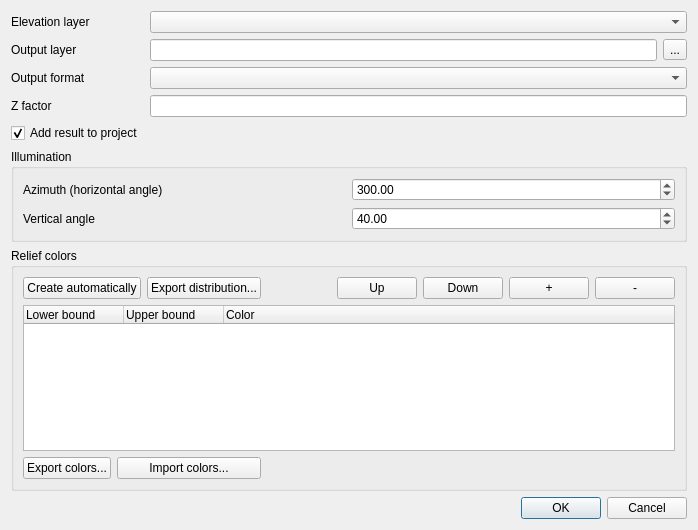
qgis/QGIS, file src/plugins/raster_terrain_analysis/qgsrasterterrainanalysisdialogbase.ui: the form before one commit.
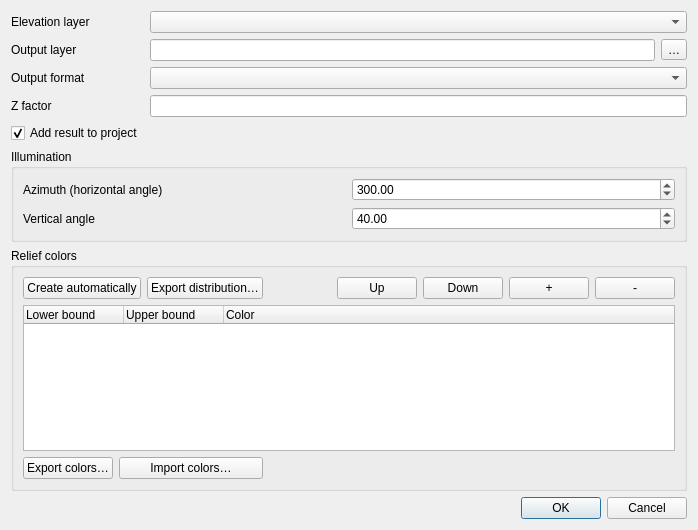
The form after the commit.

```diff
--- a/src/plugins/raster_terrain_analysis/qgsrasterterrainanalysisdialogbase.ui
+++ b/src/plugins/raster_terrain_analysis/qgsrasterterrainanalysisdialogbase.ui
@@ -37,7 +37,7 @@
    <item row="1" column="2">
     <widget class="QToolButton" name="mOutputLayerToolButton">
      <property name="text">
-      <string>...</string>
+      <string>…</string>
      </property>
     </widget>
    </item>
@@ -130,7 +130,7 @@
       <item row="0" column="2">
        <widget class="QPushButton" name="mExportToCsvButton">
         <property name="text">
-         <string>Export distribution...</string>
+         <string>Export distribution…</string>
         </property>
        </widget>
       </item>
@@ -197,14 +197,14 @@
       <item row="2" column="0">
        <widget class="QPushButton" name="mExportColorsButton">
         <property name="text">
-         <string>Export colors...</string>
+         <string>Export colors…</string>
         </property>
        </widget>
       </item>
       <item row="2" column="1" colspan="2">
        <widget class="QPushButton" name="mImportColorsButton">
         <property name="text">
-         <string>Import colors...</string>
+         <string>Import colors…</string>
         </property>
        </widget>
       </item>
```
